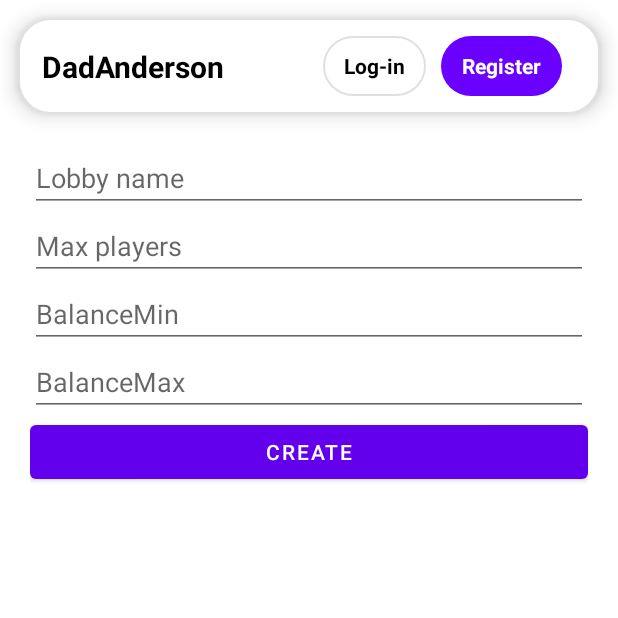
After one commit to DADIofficial/AndroidDev2025, an Android app: the fragment CreateLobbyFrag placed in its activity, on a phone screen of 412 x 824 dp, the top half of it. The commit adds this screen. Run offline under Robolectric (Android 15) with nearby library versions, the phone set to English and light mode, and no system bars; our stand-ins replace Room's generated code, navigation-ui.

Commit message:
added and updated

```diff
--- a/app/src/main/java/com/example/androiddev2025/Database/UserDao.kt
+++ b/app/src/main/java/com/example/androiddev2025/Database/UserDao.kt
@@ -33,4 +33,8 @@ interface UserDao {
     @Update
     suspend fun updateUser(user: Users)
 
+    @Query("SELECT * FROM user WHERE id = :id LIMIT 1")
+    suspend fun getUserById(id: Int): Users?
+
+
 }
--- a/app/src/main/java/com/example/androiddev2025/Session.kt
+++ b/app/src/main/java/com/example/androiddev2025/Session.kt
@@ -1,15 +1,24 @@
 package com.example.androiddev2025
 
 object Session {
+
+    var userId: Int? = null
+
     var email: String? = null
     var name: String? = null
     var admin: Boolean = false
-
     var balance: Float = 0f
 
     fun isLoggedIn() = email != null
 
-    fun login(email: String, name: String, admin: Boolean, balance: Float) {
+    fun login(
+        userId: Int,
+        email: String,
+        name: String,
+        admin: Boolean,
+        balance: Float
+    ) {
+        this.userId = userId
         this.email = email
         this.name = name
         this.admin = admin
@@ -17,6 +26,7 @@ object Session {
     }
 
     fun logout() {
+        userId = null
         email = null
         name = null
         admin = false
--- /dev/null
+++ b/app/src/main/java/com/example/androiddev2025/dadibranch/fragments/CreateLobbyFrag.kt
@@ -0,0 +1,59 @@
+package com.example.androiddev2025.dadibranch.fragments
+
+import android.os.Bundle
+import android.view.View
+import android.widget.EditText
+import androidx.fragment.app.Fragment
+import androidx.navigation.fragment.findNavController
+import com.example.androiddev2025.R
+import com.example.androiddev2025.dadibranch.fragments.GameDataBase.GameDB
+import com.example.androiddev2025.dadibranch.fragments.GameDataBase.Lobby
+import com.google.android.material.button.MaterialButton
+import kotlinx.coroutines.*
+import com.example.androiddev2025.Session
+
+
+class CreateLobbyFrag : Fragment(R.layout.create_lobby_layout) {
+
+    override fun onViewCreated(view: View, savedInstanceState: Bundle?) {
+        super.onViewCreated(view, savedInstanceState)
+
+        val db = GameDB.getDB(requireContext())
+
+        val name = view.findViewById<EditText>(R.id.lobby_name)
+        val max = view.findViewById<EditText>(R.id.lobby_max)
+        val create = view.findViewById<MaterialButton>(R.id.create_button)
+        val balanceMin = view.findViewById<EditText>(R.id.lobbyBalanceMin)
+        val balanceMax = view.findViewById<EditText>(R.id.lobbyBalanceMax)
+
+
+        create.setOnClickListener {
+            CoroutineScope(Dispatchers.IO).launch {
+
+                val hostId = Session.userId ?: error("User must be logged in")
+
+
+                val min = balanceMin.text.toString().toIntOrNull() ?: 0
+                val maxBal = balanceMax.text.toString().toIntOrNull() ?: 0
+
+                db.lobbyDao().insert(
+                    Lobby(
+                        name = name.text.toString(),
+                        hostId = hostId,
+                        maxPlayers = max.text.toString().toInt(),
+                        playersIds = hostId.toString(),
+                        balanceMin = min,
+                        balanceMax = maxBal
+                    )
+                )
+
+
+                withContext(Dispatchers.Main) {
+                    findNavController().popBackStack()
+                }
+            }
+        }
+
+
+    }
+}
--- /dev/null
+++ b/app/src/main/java/com/example/androiddev2025/dadibranch/fragments/GameDataBase/GameDB.kt
@@ -0,0 +1,23 @@
+package com.example.androiddev2025.dadibranch.fragments.GameDataBase
+
+import android.content.Context
+import androidx.room.Database
+import androidx.room.Room
+import androidx.room.RoomDatabase
+
+@Database(entities = [Lobby::class], version = 3, exportSchema = true)
+abstract class GameDB : RoomDatabase() {
+
+    abstract fun lobbyDao(): LobbyDao
+
+    companion object {
+        fun getDB(context: Context): GameDB {
+            return Room.databaseBuilder(
+                context.applicationContext,
+                GameDB::class.java,
+                "Game.db"
+            ).fallbackToDestructiveMigration()
+                .build()
+        }
+    }
+}
--- /dev/null
+++ b/app/src/main/java/com/example/androiddev2025/dadibranch/fragments/GameDataBase/LobbyDao.kt
@@ -0,0 +1,21 @@
+package com.example.androiddev2025.dadibranch.fragments.GameDataBase
+
+import androidx.room.Dao
+import androidx.room.Insert
+import androidx.room.Query
+
+@Dao
+interface LobbyDao {
+
+    @Insert
+    suspend fun insert(lobby: Lobby)
+
+    @Query("SELECT * FROM lobby")
+    suspend fun getAll(): List<Lobby>
+
+    @Query("SELECT * FROM lobby WHERE id = :id")
+    suspend fun getById(id: Int): Lobby
+
+    @Query("UPDATE lobby SET playersIds = :players WHERE id = :id")
+    suspend fun updatePlayers(id: Int, players: String)
+}
--- /dev/null
+++ b/app/src/main/res/layout/create_lobby_layout.xml
@@ -0,0 +1,41 @@
+<?xml version="1.0" encoding="utf-8"?>
+<LinearLayout xmlns:android="http://schemas.android.com/apk/res/android"
+    android:layout_width="match_parent"
+    android:layout_height="match_parent"
+    android:orientation="vertical"
+    android:padding="20dp">
+
+    <EditText
+        android:id="@+id/lobby_name"
+        android:hint="Lobby name"
+        android:layout_width="match_parent"
+        android:layout_height="wrap_content"/>
+
+    <EditText
+        android:id="@+id/lobby_max"
+        android:hint="Max players"
+        android:inputType="number"
+        android:layout_width="match_parent"
+        android:layout_height="wrap_content"/>
+
+    <EditText
+        android:id="@+id/lobbyBalanceMin"
+        android:hint="BalanceMin"
+        android:inputType="number"
+        android:layout_width="match_parent"
+        android:layout_height="wrap_content"/>
+
+    <EditText
+        android:id="@+id/lobbyBalanceMax"
+        android:hint="BalanceMax"
+        android:inputType="number"
+        android:layout_width="match_parent"
+        android:layout_height="wrap_content"/>
+
+
+    <com.google.android.material.button.MaterialButton
+        android:id="@+id/create_button"
+        android:text="Create"
+        android:layout_width="match_parent"
+        android:layout_height="wrap_content"/>
+</LinearLayout>
--- a/app/src/main/res/navigation/nav_graph_main.xml
+++ b/app/src/main/res/navigation/nav_graph_main.xml
@@ -30,4 +30,26 @@
         android:name="com.example.androiddev2025.AdminPageFrag"
         android:label="Admin" />
 
+
+    <fragment
+        android:id="@+id/multipleGame"
+        android:name="com.example.androiddev2025.dadibranch.fragments.MultipleGame">
+
+        <action
+            android:id="@+id/action_multipleGame_to_createLobbyFragment"
+            app:destination="@id/createLobbyFragment"/>
+
+        <action
+            android:id="@+id/action_multipleGame_to_lobbyDetailsFragment"
+            app:destination="@id/lobbyDetailsFragment"/>
+    </fragment>
+
+    <fragment
+        android:id="@+id/createLobbyFragment"
+        android:name="com.example.androiddev2025.dadibranch.fragments.CreateLobbyFrag"/>
+
+    <fragment
+        android:id="@+id/lobbyDetailsFragment"
+        android:name="com.example.androiddev2025.dadibranch.fragments.LobbyDetailsFrag"/>
+
 </navigation>
```
Also changed, not shown: app/src/main/java/com/example/androiddev2025/LogInPageFrag.kt (+23 -15 lines), app/src/main/java/com/example/androiddev2025/dadibranch/fragments/GameDataBase/Lobby.kt (added, +22 -0 lines), app/src/main/java/com/example/androiddev2025/dadibranch/fragments/GameList/LobbyAdapter.kt (added, +47 -0 lines), app/src/main/java/com/example/androiddev2025/dadibranch/fragments/GameList/LobbyData.kt (added, +11 -0 lines), app/src/main/java/com/example/androiddev2025/dadibranch/fragments/LobbyDetailsFrag.kt (added, +162 -0 lines), app/src/main/java/com/example/androiddev2025/dadibranch/fragments/MultipleGame.kt (+60 -44 lines), app/src/main/res/layout/lobby_details_layout.xml (added, +37 -0 lines), 3 other files.
